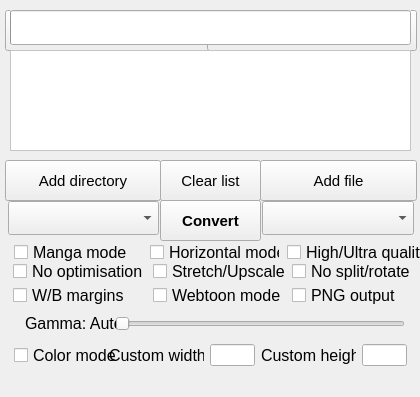
ciromattia/kcc, file KCC-OSX.ui: the form before one commit.
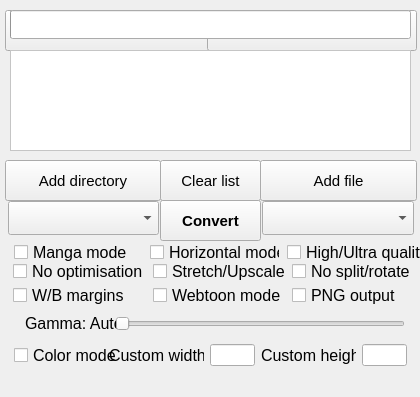
The form after the commit. Icons and pictures are not drawn.

What changed in the file:
```diff
--- a/KCC-OSX.ui
+++ b/KCC-OSX.ui
@@ -581,7 +581,7 @@
       <x>10</x>
       <y>10</y>
       <width>401</width>
-      <height>35</height>
+      <height>29</height>
      </rect>
     </property>
     <property name="font">
@@ -592,9 +592,6 @@
       <bold>true</bold>
      </font>
     </property>
-    <property name="autoFillBackground">
-     <bool>true</bool>
-    </property>
     <property name="value">
      <number>0</number>
     </property>
```
